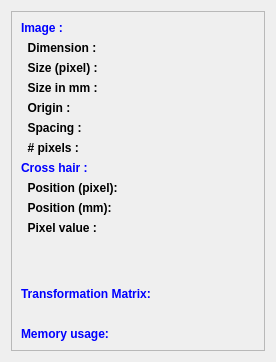
This is vv/qt_ui/vvInfoPanel.ui in open-vv/vv as Qt 5 draws it before an edit. The edited form follows.
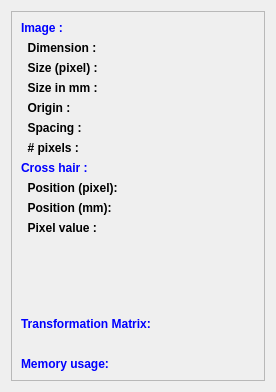
This is the edited form.

What changed in the file:
```diff
--- a/vv/qt_ui/vvInfoPanel.ui
+++ b/vv/qt_ui/vvInfoPanel.ui
@@ -7,7 +7,7 @@
     <x>0</x>
     <y>0</y>
     <width>276</width>
-    <height>362</height>
+    <height>392</height>
    </rect>
   </property>
   <property name="sizePolicy">
@@ -31,7 +31,7 @@
         <x>0</x>
         <y>0</y>
         <width>262</width>
-        <height>348</height>
+        <height>378</height>
        </rect>
       </property>
       <layout class="QGridLayout" name="gridLayout">
```
